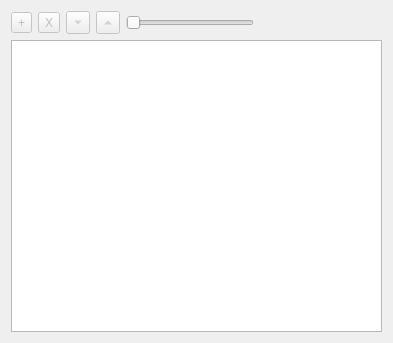
Before: the Qt Designer form MapGraphics/guts/CompositeTileSourceConfigurationWidget.ui in raptorswing/MapGraphics, drawn with Qt 5.
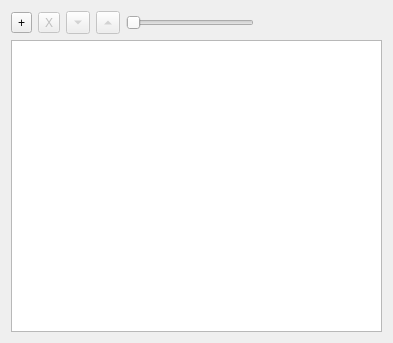
After: the same form once the commit is applied. Icons and pictures are not drawn.

Commit message:
Added ability to add tile sources from the GUI.
I probably need to make sure now that duplicate tile sources won't step
on eachothers' toes

What changed in the file:
```diff
--- a/MapGraphics/guts/CompositeTileSourceConfigurationWidget.ui
+++ b/MapGraphics/guts/CompositeTileSourceConfigurationWidget.ui
@@ -18,9 +18,6 @@
     <layout class="QHBoxLayout" name="horizontalLayout">
      <item>
       <widget class="QToolButton" name="addSourceButton">
-       <property name="enabled">
-        <bool>false</bool>
-       </property>
        <property name="text">
         <string>+</string>
        </property>
@@ -28,6 +25,9 @@
         <iconset resource="../resources.qrc">
          <normaloff>:/icons/images/edit_add.png</normaloff>:/icons/images/edit_add.png</iconset>
        </property>
+       <property name="popupMode">
+        <enum>QToolButton::InstantPopup</enum>
+       </property>
       </widget>
      </item>
      <item>
```
The commit also changes 2 other files.
